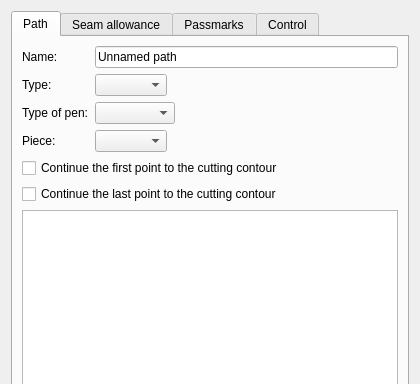
Qt form src/libs/vtools/dialogs/tools/piece/dialogpiecepath.ui (dismine/valentina) before a commit; both pictures show x 0 to 420 and y 0 to 384 of the 420 by 647 pixel window.
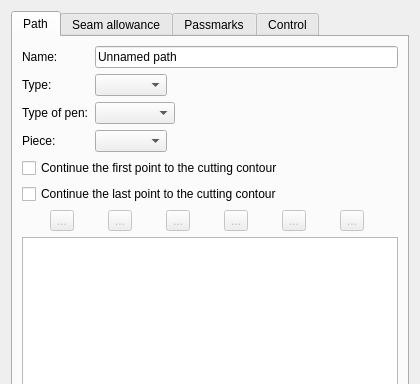
The same form after that commit. Icons and pictures are not drawn. Custom widgets are drawn as their Qt base class.

Commit message: Port changes to Piece path tool's dialog.

Patch:
```diff
--- a/src/libs/vtools/dialogs/tools/piece/dialogpiecepath.ui
+++ b/src/libs/vtools/dialogs/tools/piece/dialogpiecepath.ui
@@ -109,6 +109,121 @@
          </property>
         </widget>
        </item>
+       <item>
+        <layout class="QHBoxLayout" name="horizontalLayout_8">
+         <item>
+          <widget class="QToolButton" name="toolButtonReverse">
+           <property name="enabled">
+            <bool>false</bool>
+           </property>
+           <property name="toolTip">
+            <string>Reverse node direction</string>
+           </property>
+           <property name="text">
+            <string notr="true">...</string>
+           </property>
+           <property name="icon">
+            <iconset theme="list-remove"/>
+           </property>
+           <property name="checkable">
+            <bool>true</bool>
+           </property>
+          </widget>
+         </item>
+         <item>
+          <widget class="QToolButton" name="toolButtonExcluded">
+           <property name="enabled">
+            <bool>false</bool>
+           </property>
+           <property name="toolTip">
+            <string>Excluded node</string>
+           </property>
+           <property name="text">
+            <string notr="true">...</string>
+           </property>
+           <property name="icon">
+            <iconset theme="format-text-strikethrough"/>
+           </property>
+           <property name="checkable">
+            <bool>true</bool>
+           </property>
+          </widget>
+         </item>
+         <item>
+          <widget class="QToolButton" name="toolButtonTurnPoint">
+           <property name="enabled">
+            <bool>false</bool>
+           </property>
+           <property name="toolTip">
+            <string>Turn point</string>
+           </property>
+           <property name="text">
+            <string notr="true">...</string>
+           </property>
+           <property name="icon">
+            <iconset theme="snap-nodes-rotation-center"/>
+           </property>
+           <property name="checkable">
+            <bool>true</bool>
+           </property>
+          </widget>
+         </item>
+         <item>
+          <widget class="QToolButton" name="toolButtonCheckUniqness">
+           <property name="enabled">
+            <bool>false</bool>
+           </property>
+           <property name="toolTip">
+            <string>Check node uniqness</string>
+           </property>
+           <property name="text">
+            <string notr="true">...</string>
+           </property>
+           <property name="icon">
+            <iconset theme="draw-star"/>
+           </property>
+           <property name="checkable">
+            <bool>true</bool>
+           </property>
+          </widget>
+         </item>
+         <item>
+          <widget class="QToolButton" name="toolButtonPassmark">
+           <property name="enabled">
+            <bool>false</bool>
+           </property>
+           <property name="toolTip">
+            <string>Notch</string>
+           </property>
+           <property name="text">
+            <string notr="true">...</string>
+           </property>
+           <property name="icon">
+            <iconset theme="add-placemark"/>
+           </property>
+           <property name="checkable">
+            <bool>true</bool>
+           </property>
+          </widget>
+         </item>
+         <item>
+          <widget class="QToolButton" name="toolButtonDelete">
+           <property name="enabled">
+            <bool>false</bool>
+           </property>
+           <property name="toolTip">
+            <string>Delete node</string>
+           </property>
+           <property name="text">
+            <string notr="true">...</string>
+           </property>
+           <property name="icon">
+            <iconset theme="edit-delete"/>
+           </property>
+          </widget>
+         </item>
+        </layout>
+       </item>
        <item>
         <widget class="QListWidget" name="listWidget">
          <property name="dragDropMode">
```
Left out of the diff: 2 changed lines with no effect on the pictures. The commit also changes 2 other files.
